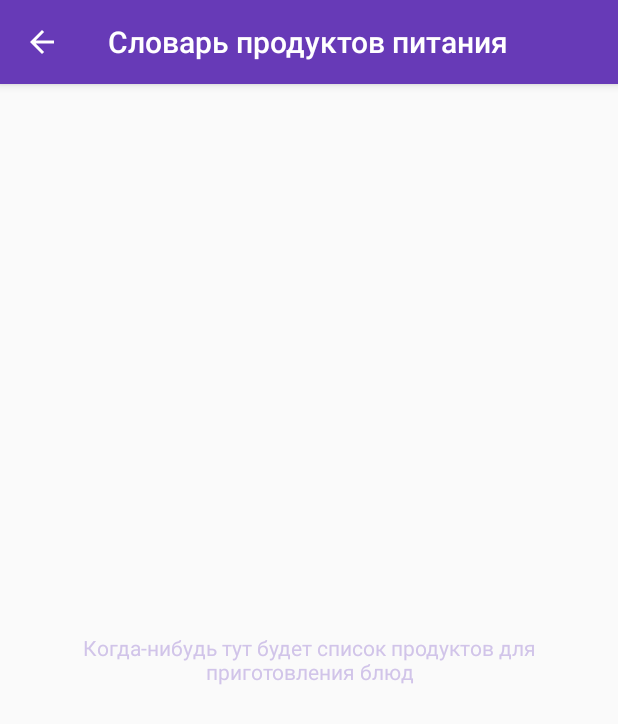
After one commit to Bazinka/CookPlan, an Android app: the VocabularyListActivity screen opened directly, with no data from a screen before it, on a phone screen of 412 x 824 dp. The commit adds this screen. Shown: the top 724 px of the screen. Run offline under Robolectric (Android 15) with nearby library versions, the phone set to English and light mode, and no system bars.

Commit message:
added vocabulary of products screen without any functionalities

```diff
--- a/app/src/main/AndroidManifest.xml
+++ b/app/src/main/AndroidManifest.xml
@@ -20,7 +20,6 @@
         android:label="@string/app_name"
         android:supportsRtl="false"
         android:theme="@style/AppTheme">
-
         <provider
             android:name="android.support.v4.content.FileProvider"
             android:authorities="${applicationId}.provider"
@@ -55,9 +54,9 @@
         <activity
             android:name=".recipe_new.add_desc.NewRecipeDescActivity"
             android:windowSoftInputMode="adjustPan" />
-
         <activity android:name=".recipe_new.add_ingredients.EditRecipeIngridientsActivity" />
         <activity android:name=".recipe_new.add_basics.EditRecipeBasicsInfoActivity" />
+        <activity android:name=".product_list.VocabularyListActivity" />
     </application>
 
 </manifest>
--- a/app/src/main/java/com/cookplan/RApplication.java
+++ b/app/src/main/java/com/cookplan/RApplication.java
@@ -1,6 +1,7 @@
 package com.cookplan;
 
 import android.app.Application;
+import android.content.Context;
 
 import com.bettervectordrawable.VectorDrawableCompat;
 import com.crashlytics.android.Crashlytics;
@@ -22,7 +23,11 @@ public class RApplication extends Application {
     private static final String TWITTER_KEY = "0l4bGspRK4LNZQIwMx9AaWA1W";
     private static final String TWITTER_SECRET = "NiNrGfXFdhVFMIw6Y1U4nue30TAU321CZWUZ2VWrhokIRNRJpm";
 
+    private static Context context;
 
+    public static Context getAppContext() {
+        return context;
+    }
 
     @Override
     public void onCreate() {
@@ -31,6 +36,7 @@ public class RApplication extends Application {
         Fabric.with(this, new Twitter(authConfig), new Crashlytics());
         JodaTimeAndroid.init(this);
         findAllVectorResourceIdsSlow();
+        context = getApplicationContext();
     }
 
     private void findAllVectorResourceIdsSlow() {
--- a/app/src/main/java/com/cookplan/models/Recipe.java
+++ b/app/src/main/java/com/cookplan/models/Recipe.java
@@ -6,6 +6,7 @@ package com.cookplan.models;
 
 public class Recipe {
     public String id;
+    public String user_id;
     public String content;
     public String details;
 }
--- /dev/null
+++ b/app/src/main/java/com/cookplan/product_list/VocabularyListActivity.java
@@ -0,0 +1,19 @@
+package com.cookplan.product_list;
+
+import android.os.Bundle;
+
+import com.cookplan.BaseActivity;
+import com.cookplan.R;
+
+public class VocabularyListActivity extends BaseActivity {
+
+    private VocabularyListPresenter presenter;
+
+    @Override
+    protected void onCreate(Bundle savedInstanceState) {
+        super.onCreate(savedInstanceState);
+        setContentView(R.layout.activity_product_list);
+        setNavigationArrow();
+        setTitle(getString(R.string.product_vocabulary_title));
+    }
+}
--- /dev/null
+++ b/app/src/main/java/com/cookplan/product_list/VocabularyListPresenter.java
@@ -0,0 +1,8 @@
+package com.cookplan.product_list;
+
+/**
+ * Created by DariaEfimova on 20.03.17.
+ */
+
+public interface VocabularyListPresenter {
+}
--- /dev/null
+++ b/app/src/main/res/layout/activity_product_list.xml
@@ -0,0 +1,15 @@
+<?xml version="1.0" encoding="utf-8"?>
+<RelativeLayout xmlns:android="http://schemas.android.com/apk/res/android"
+    android:layout_width="match_parent"
+    android:layout_height="wrap_content"
+    android:paddingLeft="@dimen/main_margin_left"
+    android:paddingRight="@dimen/main_margin_left">
+
+    <TextView
+        android:layout_width="match_parent"
+        android:layout_height="match_parent"
+        android:layout_below="@id/recipe_name_edit_layout"
+        android:gravity="center"
+        android:text="Когда-нибудь тут будет список продуктов для приготовления блюд"
+        android:textColor="@color/primary_light" />
+</RelativeLayout>
```
Also changed, not shown: app/src/main/java/com/cookplan/MainActivity.java (+6 -1 lines), app/src/main/java/com/cookplan/models/MeasureUnit.java (added, +32 -0 lines), app/src/main/java/com/cookplan/product_list/VocabularyListPresenterImpl.java (added, +9 -0 lines), app/src/main/java/com/cookplan/product_list/VocabularyListView.java (added, +8 -0 lines), app/src/main/res/menu/activity_main_drawer.xml (+10 -10 lines), app/src/main/res/values/strings.xml (+10 -0 lines), auth/src/main/assets/crashlytics-build.properties (deleted, +0 -11 lines), auth/src/main/res/values/com_crashlytics_export_strings.xml (deleted, +0 -10 lines), 1 other file.
